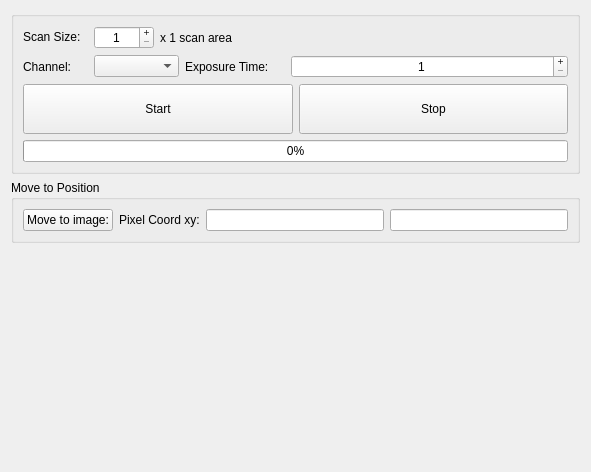
Before: the Qt Designer form micromanager_gui/explore_sample.ui in pymmcore-plus/napari-micromanager, drawn with Qt 5.
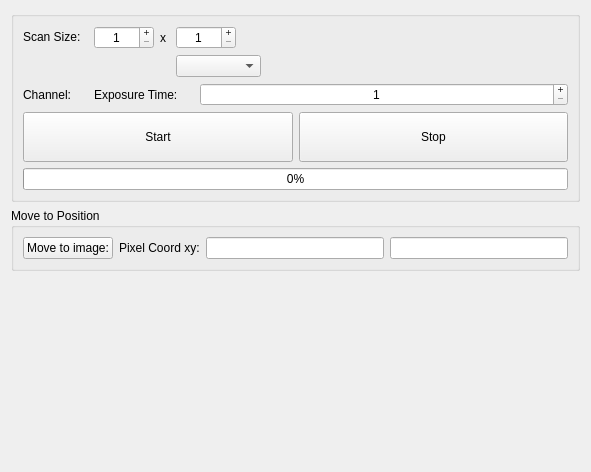
After: the same form once the commit is applied.

Commit message: explorer_RxC

Diff of the .ui file:
```diff
--- a/micromanager_gui/explore_sample.ui
+++ b/micromanager_gui/explore_sample.ui
@@ -155,18 +155,18 @@
             </property>
             <property name="minimumSize">
              <size>
-              <width>90</width>
+              <width>0</width>
               <height>0</height>
              </size>
             </property>
             <property name="maximumSize">
              <size>
-              <width>90</width>
+              <width>16777215</width>
               <height>16777215</height>
              </size>
             </property>
             <property name="text">
-             <string>x 1 scan area</string>
+             <string>x </string>
             </property>
            </widget>
           </item>
@@ -195,7 +195,7 @@
             </property>
            </widget>
           </item>
-          <item row="0" column="3">
+          <item row="0" column="4">
            <spacer name="horizontalSpacer">
             <property name="orientation">
              <enum>Qt::Horizontal</enum>
@@ -211,6 +211,50 @@
             </property>
            </spacer>
           </item>
+          <item row="0" column="3">
+           <widget class="QSpinBox" name="scan_size_spinBox_y">
+            <property name="minimumSize">
+             <size>
+              <width>60</width>
+              <height>0</height>
+             </size>
+            </property>
+            <property name="maximumSize">
+             <size>
+              <width>60</width>
+              <height>16777215</height>
+             </size>
+            </property>
+            <property name="alignment">
+             <set>Qt::AlignCenter</set>
+            </property>
+            <property name="buttonSymbols">
+             <enum>QAbstractSpinBox::PlusMinus</enum>
+            </property>
+            <property name="minimum">
+             <number>1</number>
+            </property>
+           </widget>
+          </item>
+          <item row="1" column="3">
+           <widget class="QComboBox" name="scan_channel_comboBox">
+            <property name="enabled">
+             <bool>true</bool>
+            </property>
+            <property name="minimumSize">
+             <size>
+              <width>85</width>
+              <height>0</height>
+             </size>
+            </property>
+            <property name="maximumSize">
+             <size>
+              <width>85</width>
+              <height>16777215</height>
+             </size>
+            </property>
+           </widget>
+          </item>
          </layout>
         </item>
         <item row="1" column="0">
@@ -256,25 +300,6 @@
             </property>
            </widget>
           </item>
-          <item row="0" column="1">
-           <widget class="QComboBox" name="scan_channel_comboBox">
-            <property name="enabled">
-             <bool>true</bool>
-            </property>
-            <property name="minimumSize">
-             <size>
-              <width>85</width>
-              <height>0</height>
-             </size>
-            </property>
-            <property name="maximumSize">
-             <size>
-              <width>85</width>
-              <height>16777215</height>
-             </size>
-            </property>
-           </widget>
-          </item>
           <item row="0" column="0">
            <widget class="QLabel" name="label_2">
             <property name="minimumSize">
```
Left out of the diff: 2 changed lines with no effect on the pictures. The commit also changes 1 other file.
